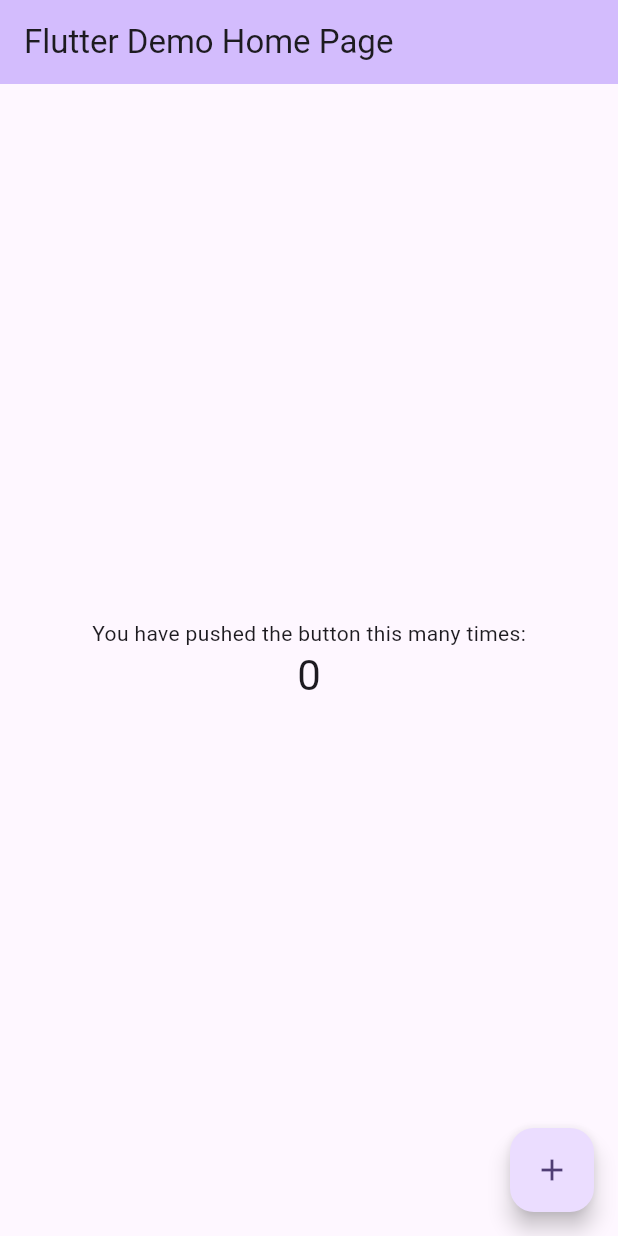
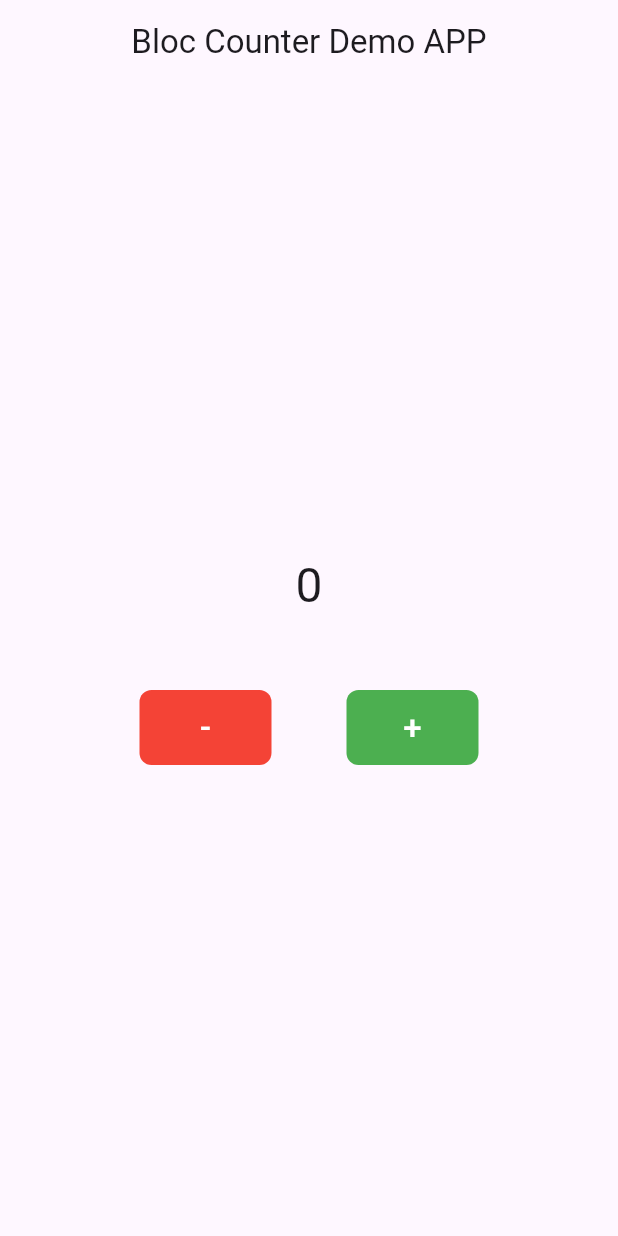
Before and after one commit to littleaye/flutter_training, a Flutter app: the screen it shows after launch, on a phone screen of 412 x 824 dp. Run offline on Flutter 3.47's test engine with Material 3 defaults, Android fonts, the phone set to English and light mode, and no system bars; our stand-ins replace flutter_bloc.

Commit message:
[Update] Create counter widget to learing Bloc structure

```diff
--- /dev/null
+++ b/lib/bloc/counter_bloc.dart
@@ -0,0 +1,24 @@
+import 'package:flutter_bloc/flutter_bloc.dart';
+part 'counter_event.dart';
+part 'counter_state.dart';
+
+class CounterBloc extends Bloc<CounterEvents, CounterStates> {
+  int counter = 0;
+
+  CounterBloc() : super(InitialState()) {
+    on<NumberIncreaseEvent>(onNumberIncrease);
+    on<NumberDecreaseEvent>(onNumberDecrease);
+  }
+
+  void onNumberIncrease(
+      NumberIncreaseEvent event, Emitter<CounterStates> emit) async {
+    counter = counter + 1;
+    emit(UpdateState(counter));
+  }
+
+  void onNumberDecrease(
+      NumberDecreaseEvent event, Emitter<CounterStates> emit) async {
+    counter = counter - 1;
+    emit(UpdateState(counter));
+  }
+}
--- /dev/null
+++ b/lib/bloc/counter_event.dart
@@ -0,0 +1,7 @@
+part of 'counter_bloc.dart';
+
+class CounterEvents {}
+
+class NumberIncreaseEvent extends CounterEvents {}
+
+class NumberDecreaseEvent extends CounterEvents {}
--- /dev/null
+++ b/lib/bloc/counter_state.dart
@@ -0,0 +1,10 @@
+part of 'counter_bloc.dart';
+
+class CounterStates {}
+
+class InitialState extends CounterStates {}
+
+class UpdateState extends CounterStates {
+  final int counter;
+  UpdateState(this.counter);
+}
--- a/lib/main.dart
+++ b/lib/main.dart
@@ -1,4 +1,7 @@
 import 'package:flutter/material.dart';
+import 'package:flutter_bloc/flutter_bloc.dart';
+
+import 'bloc/counter_bloc.dart';
 
 void main() {
   runApp(const MyApp());
@@ -7,119 +10,95 @@ void main() {
 class MyApp extends StatelessWidget {
   const MyApp({super.key});
 
-  // This widget is the root of your application.
   @override
   Widget build(BuildContext context) {
-    return MaterialApp(
-      title: 'Flutter Demo',
-      theme: ThemeData(
-        // This is the theme of your application.
-        //
-        // TRY THIS: Try running your application with "flutter run". You'll see
-        // the application has a blue toolbar. Then, without quitting the app,
-        // try changing the seedColor in the colorScheme below to Colors.green
-        // and then invoke "hot reload" (save your changes or press the "hot
-        // reload" button in a Flutter-supported IDE, or press "r" if you used
-        // the command line to start the app).
-        //
-        // Notice that the counter didn't reset back to zero; the application
-        // state is not lost during the reload. To reset the state, use hot
-        // restart instead.
-        //
-        // This works for code too, not just values: Most code changes can be
-        // tested with just a hot reload.
-        colorScheme: ColorScheme.fromSeed(seedColor: Colors.deepPurple),
-        useMaterial3: true,
+    return BlocProvider<CounterBloc>(
+      create: (context) => CounterBloc(),
+      child: MaterialApp(
+        title: 'Flutter Demo',
+        theme: ThemeData(
+          primarySwatch: Colors.deepPurple,
+        ),
+        home: const MyHomePage(),
       ),
-      home: const MyHomePage(title: 'Flutter Demo Home Page'),
     );
   }
 }
 
-class MyHomePage extends StatefulWidget {
-  const MyHomePage({super.key, required this.title});
-
-  // This widget is the home page of your application. It is stateful, meaning
-  // that it has a State object (defined below) that contains fields that affect
-  // how it looks.
-
-  // This class is the configuration for the state. It holds the values (in this
-  // case the title) provided by the parent (in this case the App widget) and
-  // used by the build method of the State. Fields in a Widget subclass are
-  // always marked "final".
-
-  final String title;
-
-  @override
-  State<MyHomePage> createState() => _MyHomePageState();
-}
-
-class _MyHomePageState extends State<MyHomePage> {
-  int _counter = 0;
-
-  void _incrementCounter() {
-    setState(() {
-      // This call to setState tells the Flutter framework that something has
-      // changed in this State, which causes it to rerun the build method below
-      // so that the display can reflect the updated values. If we changed
-      // _counter without calling setState(), then the build method would not be
-      // called again, and so nothing would appear to happen.
-      _counter++;
-    });
-  }
+class MyHomePage extends StatelessWidget {
+  const MyHomePage({Key? key}) : super(key: key);
 
   @override
   Widget build(BuildContext context) {
-    // This method is rerun every time setState is called, for instance as done
-    // by the _incrementCounter method above.
-    //
-    // The Flutter framework has been optimized to make rerunning build methods
-    // fast, so that you can just rebuild anything that needs updating rather
-    // than having to individually change instances of widgets.
     return Scaffold(
       appBar: AppBar(
-        // TRY THIS: Try changing the color here to a specific color (to
-        // Colors.amber, perhaps?) and trigger a hot reload to see the AppBar
-        // change color while the other colors stay the same.
-        backgroundColor: Theme.of(context).colorScheme.inversePrimary,
-        // Here we take the value from the MyHomePage object that was created by
-        // the App.build method, and use it to set our appbar title.
-        title: Text(widget.title),
+        centerTitle: true,
+        title: const Text("Bloc Counter Demo APP"),
       ),
-      body: Center(
-        // Center is a layout widget. It takes a single child and positions it
-        // in the middle of the parent.
-        child: Column(
-          // Column is also a layout widget. It takes a list of children and
-          // arranges them vertically. By default, it sizes itself to fit its
-          // children horizontally, and tries to be as tall as its parent.
-          //
-          // Column has various properties to control how it sizes itself and
-          // how it positions its children. Here we use mainAxisAlignment to
-          // center the children vertically; the main axis here is the vertical
-          // axis because Columns are vertical (the cross axis would be
-          // horizontal).
-          //
-          // TRY THIS: Invoke "debug painting" (choose the "Toggle Debug Paint"
-          // action in the IDE, or press "p" in the console), to see the
-          // wireframe for each widget.
-          mainAxisAlignment: MainAxisAlignment.center,
-          children: <Widget>[
-            const Text(
-              'You have pushed the button this many times:',
-            ),
-            Text(
-              '$_counter',
-              style: Theme.of(context).textTheme.headlineMedium,
-            ),
-          ],
-        ),
+      body: BlocBuilder<CounterBloc, CounterStates>(
+        builder: (context, state) {
+          if (state is InitialState) {
+            return _counter(context, 0);
+          }
+          if (state is UpdateState) {
+            return _counter(context, state.counter);
+          }
+          return Container();
+        },
       ),
-      floatingActionButton: FloatingActionButton(
-        onPressed: _incrementCounter,
-        tooltip: 'Increment',
-        child: const Icon(Icons.add),
-      ), // This trailing comma makes auto-formatting nicer for build methods.
     );
   }
 }
+
+Widget _counter(BuildContext context, int counter) {
+  return Center(
+    child: Column(
+      mainAxisAlignment: MainAxisAlignment.center,
+      children: [
+        Text(
+          counter.toString(),
+          style: Theme.of(context).textTheme.headlineLarge,
+        ),
+        const SizedBox(
+          height: 50,
+        ),
+        Row(
+          mainAxisAlignment: MainAxisAlignment.center,
+          children: [
+            MaterialButton(
+              color: Colors.red,
+              elevation: 0.0,
+              height: 50,
+              shape: const RoundedRectangleBorder(
+                  borderRadius: BorderRadius.all(Radius.circular(8))),
+              child: const Text(
+                "-",
+                style: TextStyle(fontSize: 22, color: Colors.white),
+              ),
+              onPressed: () {
+                context.read<CounterBloc>().add(NumberDecreaseEvent());
+              },
+            ),
+            const SizedBox(
+              width: 50,
+            ),
+            MaterialButton(
+              color: Colors.green,
+              elevation: 0.0,
+              height: 50,
+              shape: const RoundedRectangleBorder(
+                  borderRadius: BorderRadius.all(Radius.circular(8))),
+              child: const Text(
+                "+",
+                style: TextStyle(fontSize: 22, color: Colors.white),
+              ),
+              onPressed: () {
+                context.read<CounterBloc>().add(NumberIncreaseEvent());
+              },
+            ),
+          ],
+        )
+      ],
+    ),
+  );
+}
--- a/pubspec.yaml
+++ b/pubspec.yaml
@@ -35,6 +35,7 @@ dependencies:
   # The following adds the Cupertino Icons font to your application.
   # Use with the CupertinoIcons class for iOS style icons.
   cupertino_icons: ^1.0.2
+  flutter_bloc: ^8.1.3
 
 dev_dependencies:
   flutter_test:
```
Also changed, not shown: pubspec.lock.
